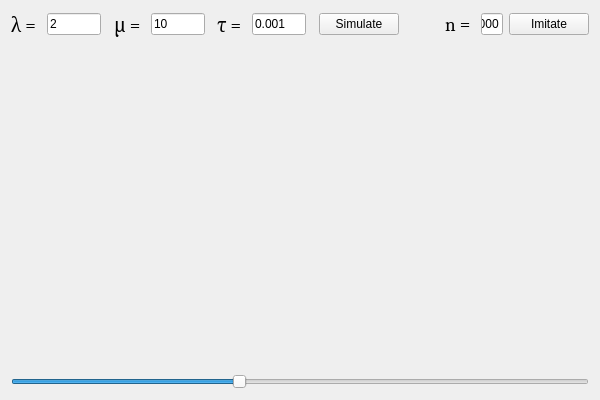
Above: Lab1_GUI/Lab1_GUI.ui from Cvelth/Comp_Simulation_Projects before the change. Below: the same form after it.
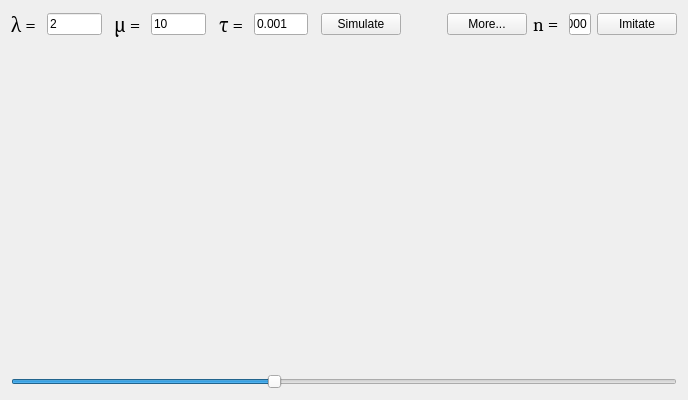
That is the form after the change.

Commit message: SubWidget's gui and basic structure was added. It's ready for the uniform tasks system to be implemented.

What changed in the file:
```diff
--- a/Lab1_GUI/Lab1_GUI.ui
+++ b/Lab1_GUI/Lab1_GUI.ui
@@ -6,7 +6,7 @@
    <rect>
     <x>0</x>
     <y>0</y>
-    <width>600</width>
+    <width>688</width>
     <height>400</height>
    </rect>
   </property>
@@ -15,7 +15,7 @@
   </property>
   <layout class="QVBoxLayout" name="verticalLayout_2" stretch="1,10,1">
    <item>
-    <layout class="QHBoxLayout" name="horizontalLayout_3" stretch="0,8,1,0,8,1,0,8,1,3,0,0,1,3">
+    <layout class="QHBoxLayout" name="horizontalLayout_3" stretch="0,8,1,0,8,1,0,8,1,3,0,0,0,1,3">
      <item>
       <widget class="QLabel" name="label">
        <property name="font">
@@ -135,6 +135,13 @@
        </property>
       </spacer>
      </item>
+     <item>
+      <widget class="QPushButton" name="subwidget">
+       <property name="text">
+        <string>More...</string>
+       </property>
+      </widget>
+     </item>
      <item>
       <widget class="QLabel" name="label_4">
        <property name="font">
```
The commit also changes 7 other files.
